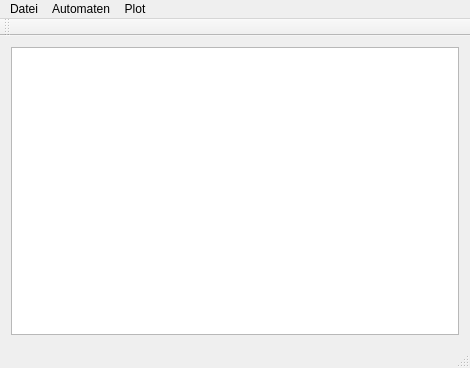
Qt form BetaSimulation/mainwindow.ui (erdklumpen/BetaSimulation) before a commit.
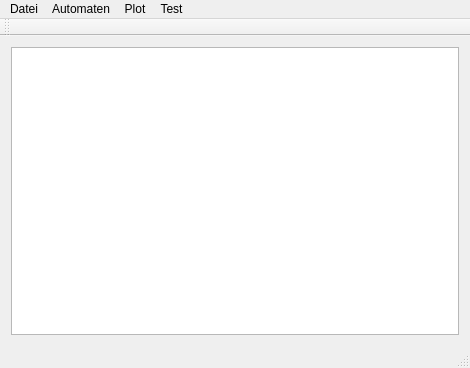
The same form after that commit.

Commit message: - crap test für besprechung

Diff of the .ui file:
```diff
--- a/BetaSimulation/mainwindow.ui
+++ b/BetaSimulation/mainwindow.ui
@@ -35,7 +35,7 @@
      <x>0</x>
      <y>0</y>
      <width>470</width>
-     <height>27</height>
+     <height>22</height>
     </rect>
    </property>
    <widget class="QMenu" name="menuDatei">
@@ -64,9 +64,16 @@
     <addaction name="action1_Dichte"/>
     <addaction name="actionAktivit_t"/>
    </widget>
+   <widget class="QMenu" name="menuTest">
+    <property name="title">
+     <string>Test</string>
+    </property>
+    <addaction name="actionECA1000"/>
+   </widget>
    <addaction name="menuDatei"/>
    <addaction name="menuAutomaten"/>
    <addaction name="menuPlot"/>
+   <addaction name="menuTest"/>
   </widget>
   <action name="actionECA50">
    <property name="text">
```
Left out of the diff: 11 changed lines with no effect on the pictures. The commit also changes 18 other files.
